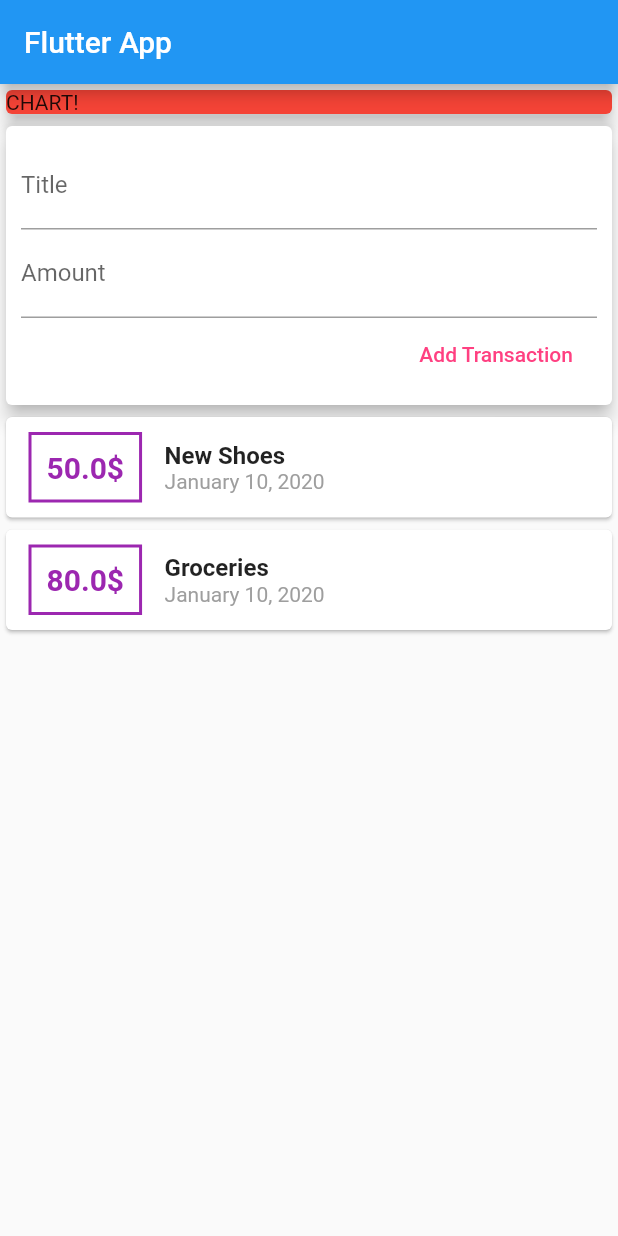
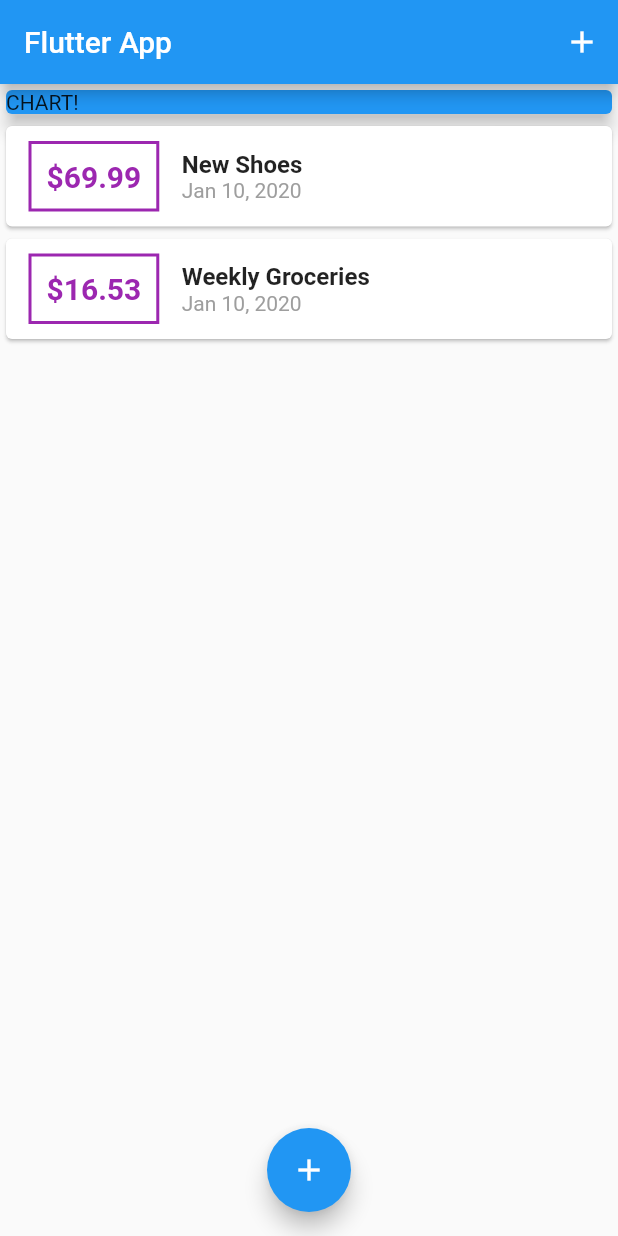
Before and after one commit to DahmaniDev/expense_planner, a Flutter app: the screen it shows after launch, on a phone screen of 412 x 824 dp. Run offline on Flutter 3.47's test engine with Material 2 defaults, Android fonts, the phone set to English and light mode, and no system bars.

Commit message:
First Git upload

```diff
--- a/lib/main.dart
+++ b/lib/main.dart
@@ -1,6 +1,9 @@
-import './transaction.dart';
+import './widgets/transactionlist.dart';
 import 'package:flutter/material.dart';
-import 'package:intl/intl.dart';
+
+import './widgets/new_transaction.dart';
+
+import './models/transaction.dart';
 
 void main() => runApp(MyApp());
 
@@ -14,92 +17,89 @@ class MyApp extends StatelessWidget {
   }
 }
 
-class MyHomePage extends StatelessWidget {
-  final List<Transaction> transactions = [
+class MyHomePage extends StatefulWidget {
+  // String titleInput;
+  // String amountInput;
+  @override
+  _MyHomePageState createState() => _MyHomePageState();
+}
+
+class _MyHomePageState extends State<MyHomePage> {
+  final List<Transaction> _userTransactions = [
     Transaction(
-        id: 't1', title: 'New Shoes', amount: 50.0, date: DateTime.now()),
+      id: 't1',
+      title: 'New Shoes',
+      amount: 69.99,
+      date: DateTime.now(),
+    ),
     Transaction(
-        id: 't2', title: 'Groceries', amount: 80.0, date: DateTime.now()),
+      id: 't2',
+      title: 'Weekly Groceries',
+      amount: 16.53,
+      date: DateTime.now(),
+    ),
   ];
+
+  void _addNewTransaction(String txTitle, double txAmount) {
+    final newTx = Transaction(
+      title: txTitle,
+      amount: txAmount,
+      date: DateTime.now(),
+      id: DateTime.now().toString(),
+    );
+
+    setState(() {
+      _userTransactions.add(newTx);
+    });
+  }
+
+  void _startAddNewTransaction(BuildContext ctx) {
+    showModalBottomSheet(
+      context: ctx,
+      builder: (_) {
+        return GestureDetector(
+          onTap: () {},
+          child: NewTransaction(_addNewTransaction),
+          behavior: HitTestBehavior.opaque,
+        );
+      },
+    );
+  }
 
   @override
   Widget build(BuildContext context) {
     return Scaffold(
       appBar: AppBar(
         title: Text('Flutter App'),
+        actions: <Widget>[
+          IconButton(
+            icon: Icon(Icons.add),
+            onPressed: () => _startAddNewTransaction(context),
           ),
-        body: Column(
+        ],
+      ),
+      body: SingleChildScrollView(
+        child: Column(
+          // mainAxisAlignment: MainAxisAlignment.start,
           crossAxisAlignment: CrossAxisAlignment.stretch,
           children: <Widget>[
-            Card(
-              child: Container(
+            Container(
+              width: double.infinity,
+              child: Card(
+                color: Colors.blue,
                 child: Text('CHART!'),
-                width: double.infinity,
+                elevation: 5,
               ),
-              color: Colors.red,
-              elevation: 5.0,
             ),
-            Card(
-              elevation: 5.0,
-              child: Container(
-                padding: EdgeInsets.all(10.0),
-                child: Column(
-                  crossAxisAlignment: CrossAxisAlignment.end,
-                  children: <Widget>[
-                    TextField(
-                      decoration: InputDecoration(labelText: 'Title'),
-                    ),
-                    TextField(
-                      decoration: InputDecoration(labelText: 'Amount'),
-                    ),
-                    FlatButton(
-                      child: Text('Add Transaction'),
-                    textColor: Colors.pinkAccent,
-                      onPressed: (){},
-                    )
+            TransactionList(_userTransactions),
           ],
         ),
       ),
+      floatingActionButtonLocation: FloatingActionButtonLocation.centerFloat,
+      floatingActionButton: FloatingActionButton(
+        child: Icon(Icons.add),
+        onPressed: () => _startAddNewTransaction(context),
       ),
-            Column(
-              children: transactions.map((tx) {
-                return Card(
-                    child: Row(
-                  children: <Widget>[
-                    Container(
-                      margin:
-                          EdgeInsets.symmetric(vertical: 10, horizontal: 15),
-                      decoration: BoxDecoration(
-                          border: Border.all(color: Colors.purple, width: 2)),
-                      padding: EdgeInsets.all(10.0),
-                      child: Text(
-                        tx.amount.toString() + r'$',
-                        style: TextStyle(
-                          fontWeight: FontWeight.bold,
-                          fontSize: 20,
-                          color: Colors.purple,
-                        ),
-                      ),
-                    ),
-                    Column(
-                      crossAxisAlignment: CrossAxisAlignment.start,
-                      children: <Widget>[
-                        Text(
-                          tx.title,
-                          style: TextStyle(
-                              fontSize: 16, fontWeight: FontWeight.bold),
-                        ),
-                        Text(
-                          DateFormat.yMMMMd().format(tx.date),
-                          style: TextStyle(color: Colors.grey),
-                        )
-                      ],
-                    )
-                  ],
-                ));
-              }).toList(),
-            )
-          ],
-        ));
+    );
   }
 }
--- /dev/null
+++ b/lib/widgets/transactionlist.dart
@@ -0,0 +1,67 @@
+import 'package:flutter/material.dart';
+import 'package:intl/intl.dart';
+
+import '../models/transaction.dart';
+
+class TransactionList extends StatelessWidget {
+  final List<Transaction> transactions;
+
+  TransactionList(this.transactions);
+
+  @override
+  Widget build(BuildContext context) {
+    return Container(
+      height: 300,
+      child: ListView.builder(
+        itemBuilder: (ctx, index) {
+          return Card(
+            child: Row(
+              children: <Widget>[
+                Container(
+                  margin: EdgeInsets.symmetric(
+                    vertical: 10,
+                    horizontal: 15,
+                  ),
+                  decoration: BoxDecoration(
+                    border: Border.all(
+                      color: Colors.purple,
+                      width: 2,
+                    ),
+                  ),
+                  padding: EdgeInsets.all(10),
+                  child: Text(
+                    '\$${transactions[index].amount.toStringAsFixed(2)}',
+                    style: TextStyle(
+                      fontWeight: FontWeight.bold,
+                      fontSize: 20,
+                      color: Colors.purple,
+                    ),
+                  ),
+                ),
+                Column(
+                  crossAxisAlignment: CrossAxisAlignment.start,
+                  children: <Widget>[
+                    Text(
+                      transactions[index].title,
+                      style: TextStyle(
+                        fontSize: 16,
+                        fontWeight: FontWeight.bold,
+                      ),
+                    ),
+                    Text(
+                      DateFormat.yMMMd().format(transactions[index].date),
+                      style: TextStyle(
+                        color: Colors.grey,
+                      ),
+                    ),
+                  ],
+                ),
+              ],
+            ),
+          );
+        },
+        itemCount: transactions.length,
+      ),
+    );
+  }
+}
```
Also changed, not shown: lib/widgets/new_transaction.dart (added, +58 -0 lines), lib/models/transaction.dart (renamed from lib/transaction.dart). Lines whose indentation alone changed are shown as unchanged.
